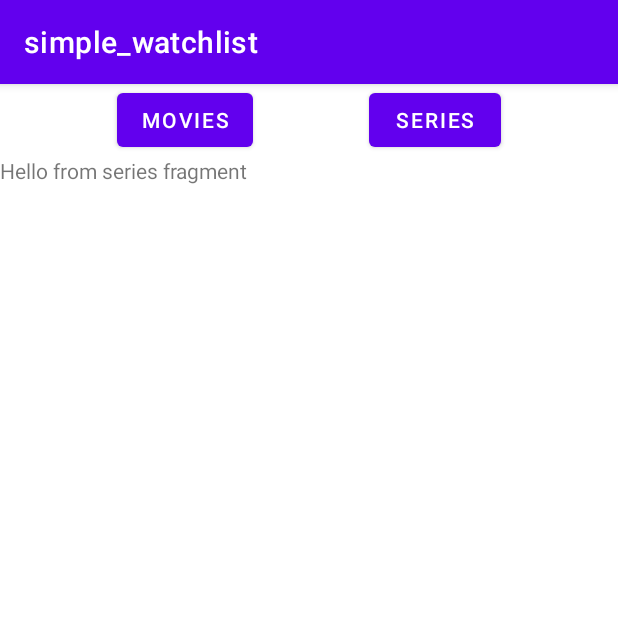
After one commit to OmarBitar/simple_android_watchlist, an Android app: the fragment seriesFragment placed in its activity, on a phone screen of 412 x 824 dp, the top half of it. The commit adds this screen. Run offline under Robolectric (Android 15) with nearby library versions, the phone set to English and light mode, and no system bars.

Commit message:
switch fragments based on buttons clicked

```diff
--- a/app/src/main/java/com/hfad/simple_watchlist/MainActivity.java
+++ b/app/src/main/java/com/hfad/simple_watchlist/MainActivity.java
@@ -5,6 +5,7 @@ import androidx.fragment.app.Fragment;
 import androidx.fragment.app.FragmentTransaction;
 
 import android.os.Bundle;
+import android.view.View;
 
 public class MainActivity extends AppCompatActivity {
 
@@ -13,6 +14,19 @@ public class MainActivity extends AppCompatActivity {
 		super.onCreate(savedInstanceState);
 		setContentView(R.layout.activity_main);
 
+		//more info on fragment transactions go to HEADFIRST PG 420
+		Fragment movieFrag = new moviesFragment();
+		FragmentTransaction ft = getSupportFragmentManager().beginTransaction();
+		ft.replace(R.id.mainFragment,movieFrag).commit();
+	}
+
+	public void onClickSeries(View view) {
+		Fragment seriesFrag = new seriesFragment();
+		FragmentTransaction ft = getSupportFragmentManager().beginTransaction();
+		ft.replace(R.id.mainFragment,seriesFrag).commit();
+	}
+
+	public void onClickMovies(View view) {
 		Fragment movieFrag = new moviesFragment();
 		FragmentTransaction ft = getSupportFragmentManager().beginTransaction();
 		ft.replace(R.id.mainFragment,movieFrag).commit();
--- /dev/null
+++ b/app/src/main/java/com/hfad/simple_watchlist/seriesFragment.java
@@ -0,0 +1,18 @@
+package com.hfad.simple_watchlist;
+
+import android.os.Bundle;
+import android.view.LayoutInflater;
+import android.view.View;
+import android.view.ViewGroup;
+
+import androidx.fragment.app.Fragment;
+
+public class seriesFragment extends Fragment {
+
+	@Override
+	public View onCreateView(LayoutInflater inflater, ViewGroup container,
+							 Bundle savedInstanceState) {
+		// Inflate the layout for this fragment
+		return inflater.inflate(R.layout.fragment_series, container, false);
+	}
+}
--- a/app/src/main/res/layout/activity_main.xml
+++ b/app/src/main/res/layout/activity_main.xml
@@ -10,6 +10,7 @@
 		android:id="@+id/Movies"
 		android:layout_width="wrap_content"
 		android:layout_height="wrap_content"
+		android:onClick="onClickMovies"
 		android:text="@string/movies"
 		app:layout_constraintEnd_toStartOf="@+id/Series"
 		app:layout_constraintHorizontal_bias="0.5"
@@ -20,6 +21,7 @@
 		android:id="@+id/Series"
 		android:layout_width="wrap_content"
 		android:layout_height="wrap_content"
+		android:onClick="onClickSeries"
 		android:text="@string/series"
 		app:layout_constraintEnd_toEndOf="parent"
 		app:layout_constraintHorizontal_bias="0.5"
--- /dev/null
+++ b/app/src/main/res/layout/fragment_series.xml
@@ -0,0 +1,14 @@
+<?xml version="1.0" encoding="utf-8"?>
+<FrameLayout xmlns:android="http://schemas.android.com/apk/res/android"
+	xmlns:tools="http://schemas.android.com/tools"
+	android:layout_width="match_parent"
+	android:layout_height="match_parent"
+	tools:context=".moviesFragment">
+
+	<!-- TODO: Update blank fragment layout -->
+	<TextView
+		android:layout_width="match_parent"
+		android:layout_height="match_parent"
+		android:text="@string/hello_series_fragment" />
+
+</FrameLayout>
--- a/app/src/main/res/values/strings.xml
+++ b/app/src/main/res/values/strings.xml
@@ -2,6 +2,6 @@
 	<string name="app_name">simple_watchlist</string>
 	<string name="movies">Movies</string>
 	<string name="series">Series</string>
-	<!-- TODO: Remove or change this placeholder text -->
 	<string name="hello_movies_fragment">Hello from movies fragment</string>
+	<string name="hello_series_fragment">Hello from series fragment</string>
 </resources>
```
